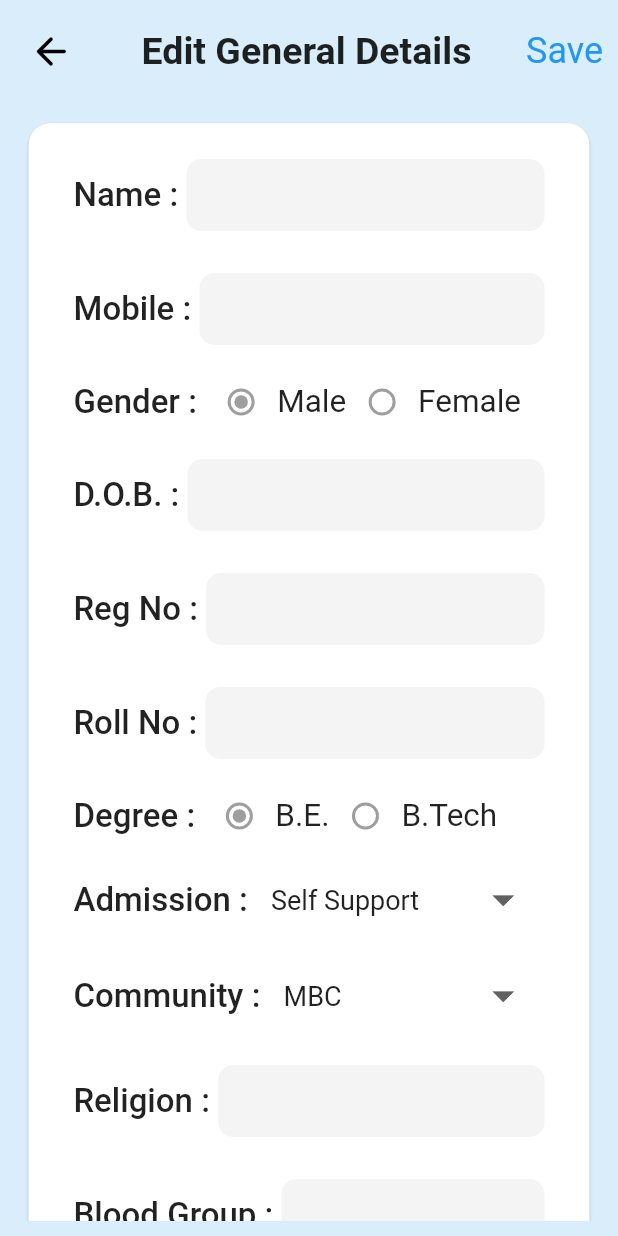
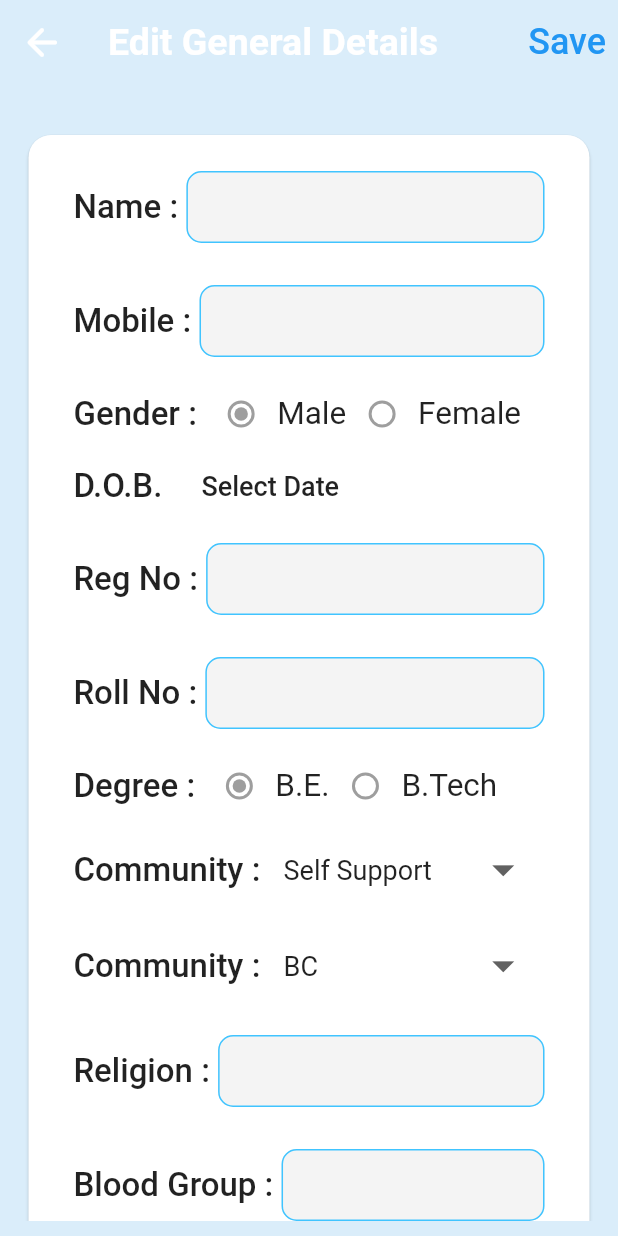
Before and after one commit to tcemectoffice/moment_flutter, a Flutter app: the GeneralDetails screen opened by its route, on a phone screen of 412 x 824 dp. Run offline on Flutter 3.47's test engine with Material 2 defaults, Android fonts, the light colour scheme and no system bars; our stand-ins replace curved_navigation_bar, dotted_border, file_picker, firebase_core, firebase_messaging, flutter_local_notifications and 1 more; accounts and stored records are empty.

Commit message:
added date piocker

```diff
--- /dev/null
+++ b/lib/components/common/date_picker.dart
@@ -0,0 +1,63 @@
+import 'package:flutter/material.dart';
+
+class Datepicker extends StatefulWidget {
+  final String fieldName;
+  const Datepicker({
+    Key? key,
+    required this.fieldName,
+  }) : super(key: key);
+
+  @override
+  _DatepickerState createState() => _DatepickerState();
+}
+
+class _DatepickerState extends State<Datepicker> {
+  DateTime? date;
+
+  String selectedDate() {
+    if (date == null) {
+      return "Select Date";
+    }
+    return "${date!.day}/${date!.month}/${date!.year}";
+  }
+
+  Future pickDate(BuildContext context) async {
+    final initialDate = DateTime.now();
+    final newDate = await showDatePicker(
+      context: context,
+      initialDate: initialDate,
+      firstDate: DateTime(1950),
+      lastDate: DateTime.now(),
+    );
+    if (newDate == null) {
+      return;
+    }
+    setState(() {
+      date = newDate;
+    });
+  }
+
+  @override
+  Widget build(BuildContext context) {
+    return Row(
+      children: [
+        Text(
+          widget.fieldName,
+          style: const TextStyle(fontSize: 22, fontWeight: FontWeight.w500),
+        ),
+        Padding(
+          padding: const EdgeInsets.only(left: 10),
+          child: MaterialButton(
+            child: Text(
+              selectedDate(),
+              style: const TextStyle(fontSize: 18),
+            ),
+            onPressed: () {
+              pickDate(context);
+            },
+          ),
+        ),
+      ],
+    );
+  }
+}
--- /dev/null
+++ b/lib/components/common/drop_down_menu-fields.dart
@@ -0,0 +1,67 @@
+import 'package:flutter/material.dart';
+
+class DropdownMenu extends StatefulWidget {
+  final List<String> items;
+  final String defVal;
+  const DropdownMenu({
+    Key? key,
+    required this.items,
+    required this.defVal,
+  }) : super(key: key);
+
+  @override
+  _DropdownMenuState createState() => _DropdownMenuState();
+}
+
+class _DropdownMenuState extends State<DropdownMenu> {
+  String dropDownVal = "";
+  @override
+  void initState() {
+    dropDownVal = widget.defVal;
+    super.initState();
+  }
+
+  @override
+  Widget build(BuildContext context) {
+    return Row(
+      children: [
+        const Text(
+          "Community : ",
+          style: TextStyle(fontSize: 22, fontWeight: FontWeight.w500),
+        ),
+        Expanded(
+          child: Container(
+            padding: const EdgeInsets.symmetric(horizontal: 10),
+            decoration: BoxDecoration(
+              // color: const Color(0XFFF6F6F6),
+              borderRadius: BorderRadius.circular(12),
+            ),
+            child: DropdownButtonHideUnderline(
+              child: DropdownButton(
+                iconSize: 35,
+                isExpanded: true,
+                value: dropDownVal,
+                items: widget.items.map<DropdownMenuItem<String>>(
+                  (String value) {
+                    return DropdownMenuItem<String>(
+                      child: Text(
+                        value,
+                        style: const TextStyle(fontSize: 18),
+                      ),
+                      value: value,
+                    );
+                  },
+                ).toList(),
+                onChanged: (String? newValue) {
+                  setState(() {
+                    dropDownVal = newValue!;
+                  });
+                },
+              ),
+            ),
+          ),
+        ),
+      ],
+    );
+  }
+}
--- a/lib/components/common/edit_bio_comps.dart
+++ /dev/null
@@ -1,200 +0,0 @@
-import 'package:flutter/material.dart';
-
-class Fields extends StatelessWidget {
-  final String fieldName;
-  final dynamic keyType;
-  final dynamic actionType;
-  const Fields({
-    Key? key,
-    required this.fieldName,
-    required this.keyType,
-    required this.actionType,
-  }) : super(key: key);
-
-  @override
-  Widget build(BuildContext context) {
-    return Padding(
-      padding: const EdgeInsets.symmetric(vertical: 14),
-      child: Row(
-        children: [
-          Text(
-            fieldName,
-            style: const TextStyle(fontSize: 22, fontWeight: FontWeight.w500),
-          ),
-          Expanded(
-            child: Container(
-              decoration:
-                  BoxDecoration(borderRadius: BorderRadius.circular(10)),
-              child: TextFormField(
-                minLines: 1,
-                maxLines: 20,
-                keyboardType: keyType,
-                textInputAction: actionType,
-              ),
-            ),
-          ),
-        ],
-      ),
-    );
-  }
-}
-
-class FieldsWithRadio extends StatelessWidget {
-  final String fieldName;
-  final String option1;
-  final String option2;
-
-  const FieldsWithRadio({
-    Key? key,
-    required this.fieldName,
-    required this.option1,
-    required this.option2,
-  }) : super(key: key);
-
-  @override
-  Widget build(BuildContext context) {
-    return Row(
-      children: [
-        Text(
-          fieldName,
-          style: const TextStyle(fontSize: 22, fontWeight: FontWeight.w500),
-        ),
-        const Radio(value: 1, groupValue: 1, onChanged: null),
-        Text(
-          option1,
-          style: const TextStyle(
-            fontSize: 21,
-            fontWeight: FontWeight.w400,
-          ),
-        ),
-        const Radio(value: 1, groupValue: 0, onChanged: null),
-        Text(
-          option2,
-          style: const TextStyle(
-            fontSize: 21,
-            fontWeight: FontWeight.w400,
-          ),
-        ),
-      ],
-    );
-  }
-}
-
-class DropDownForCommunity extends StatefulWidget {
-  const DropDownForCommunity({
-    Key? key,
-  }) : super(key: key);
-
-  @override
-  State<DropDownForCommunity> createState() => _DropDownForCommunityState();
-}
-
-String? value;
-
-class _DropDownForCommunityState extends State<DropDownForCommunity> {
-  List<String> items = ["MBC", "BC", "SC", "ST", "OC"];
-  String dropDownVal = "MBC";
-  @override
-  Widget build(BuildContext context) {
-    return Row(
-      children: [
-        const Text(
-          "Community : ",
-          style: TextStyle(fontSize: 22, fontWeight: FontWeight.w500),
-        ),
-        Expanded(
-          child: Container(
-            padding: const EdgeInsets.symmetric(horizontal: 10),
-            decoration: BoxDecoration(
-              // color: const Color(0XFFF6F6F6),
-              borderRadius: BorderRadius.circular(12),
-            ),
-            child: DropdownButtonHideUnderline(
-              child: DropdownButton(
-                iconSize: 35,
-                isExpanded: true,
-                value: dropDownVal,
-                items: items.map<DropdownMenuItem<String>>(
-                  (String value) {
-                    return DropdownMenuItem<String>(
-                      child: Text(
-                        value,
-                        style: const TextStyle(fontSize: 18),
-                      ),
-                      value: value,
-                    );
-                  },
-                ).toList(),
-                onChanged: (String? newValue) {
-                  setState(() {
-                    dropDownVal = newValue!;
-                  });
-                },
-              ),
-            ),
-          ),
-        ),
-      ],
-    );
-  }
-}
-
-class DropDownForAdmission extends StatefulWidget {
-  const DropDownForAdmission({Key? key}) : super(key: key);
-
-  @override
-  _DropDownForAdmissionState createState() => _DropDownForAdmissionState();
-}
-
-class _DropDownForAdmissionState extends State<DropDownForAdmission> {
-  List<String> items = [
-    "Aided",
-    "Self Support",
-    "Merit Management",
-    "Central Govt."
-  ];
-  String dropDownVal = "Self Support";
-  @override
-  Widget build(BuildContext context) {
-    return Row(
-      children: [
-        const Text(
-          "Admission : ",
-          style: TextStyle(fontSize: 22, fontWeight: FontWeight.w500),
-        ),
-        Expanded(
-          child: Container(
-            padding: const EdgeInsets.symmetric(horizontal: 10),
-            decoration: BoxDecoration(
-              // color: const Color(0XFFF6F6F6),
-              borderRadius: BorderRadius.circular(12),
-            ),
-            child: DropdownButtonHideUnderline(
-              child: DropdownButton(
-                iconSize: 35,
-                isExpanded: true,
-                value: dropDownVal,
-                items: items.map<DropdownMenuItem<String>>(
-                  (String value) {
-                    return DropdownMenuItem<String>(
-                      child: Text(
-                        value,
-                        style: const TextStyle(fontSize: 18),
-                      ),
-                      value: value,
-                    );
-                  },
-                ).toList(),
-                onChanged: (String? newValue) {
-                  setState(() {
-                    dropDownVal = newValue!;
-                  });
-                },
-              ),
-            ),
-          ),
-        ),
-      ],
-    );
-  }
-}
--- /dev/null
+++ b/lib/components/common/radio-field.dart
@@ -0,0 +1,42 @@
+import 'package:flutter/material.dart';
+
+class FieldsWithRadio extends StatelessWidget {
+  final String fieldName;
+  final String option1;
+  final String option2;
+
+  const FieldsWithRadio({
+    Key? key,
+    required this.fieldName,
+    required this.option1,
+    required this.option2,
+  }) : super(key: key);
+
+  @override
+  Widget build(BuildContext context) {
+    return Row(
+      children: [
+        Text(
+          fieldName,
+          style: const TextStyle(fontSize: 22, fontWeight: FontWeight.w500),
+        ),
+        const Radio(value: 1, groupValue: 1, onChanged: null),
+        Text(
+          option1,
+          style: const TextStyle(
+            fontSize: 21,
+            fontWeight: FontWeight.w400,
+          ),
+        ),
+        const Radio(value: 1, groupValue: 0, onChanged: null),
+        Text(
+          option2,
+          style: const TextStyle(
+            fontSize: 21,
+            fontWeight: FontWeight.w400,
+          ),
+        ),
+      ],
+    );
+  }
+}
--- /dev/null
+++ b/lib/components/common/text_field-field.dart
@@ -0,0 +1,40 @@
+import 'package:flutter/material.dart';
+import 'package:moment/models/constants.dart';
+
+class FieldsWithTextField extends StatelessWidget {
+  final String fieldName;
+  final dynamic keyType;
+  final dynamic actionType;
+  final int minLines;
+  const FieldsWithTextField({
+    Key? key,
+    required this.fieldName,
+    required this.keyType,
+    required this.actionType,
+    required this.minLines,
+  }) : super(key: key);
+
+  @override
+  Widget build(BuildContext context) {
+    return Padding(
+      padding: const EdgeInsets.symmetric(vertical: 14),
+      child: Row(
+        children: [
+          Text(
+            fieldName,
+            style: const TextStyle(fontSize: 22, fontWeight: FontWeight.w500),
+          ),
+          Expanded(
+            child: TextFormField(
+              minLines: minLines,
+              maxLines: 20,
+              keyboardType: keyType,
+              textInputAction: actionType,
+              decoration: textFieldDecoration(),
+            ),
+          ),
+        ],
+      ),
+    );
+  }
+}
--- a/lib/models/constants.dart
+++ b/lib/models/constants.dart
@@ -47,6 +47,23 @@ EdgeInsets? getScreenMargin(BuildContext context) {
 const String appLogoAssetURL = 'assets/images/app_logo.png';
 const String tceLogoAssetURL = 'assets/images/tce_logo.png';
 
+InputDecoration textFieldDecoration() {
+  return const InputDecoration(
+    contentPadding: EdgeInsets.symmetric(vertical: 10.0, horizontal: 20.0),
+    border: OutlineInputBorder(
+      borderRadius: BorderRadius.all(Radius.circular(10.0)),
+    ),
+    enabledBorder: OutlineInputBorder(
+      borderSide: BorderSide(color: Colors.lightBlueAccent, width: 1.0),
+      borderRadius: BorderRadius.all(Radius.circular(10.0)),
+    ),
+    focusedBorder: OutlineInputBorder(
+      borderSide: BorderSide(color: Colors.lightBlueAccent, width: 3.0),
+      borderRadius: BorderRadius.all(Radius.circular(10.0)),
+    ),
+  );
+}
+
 final InputBorder textFormFieldEnabledBorder = OutlineInputBorder(
   borderRadius: BorderRadius.circular(6.0),
   borderSide: const BorderSide(color: Colors.black),
@@ -68,7 +85,9 @@ const TextStyle settingsOptionStyle =
 ThemeData lightTheme = ThemeData.light().copyWith(
   primaryColor: Colors.blueGrey,
   indicatorColor: Colors.blueGrey,
-  appBarTheme: const AppBarTheme(backgroundColor: Colors.blueGrey),
+  appBarTheme: const AppBarTheme(
+    backgroundColor: Colors.blueGrey,
+  ),
   scaffoldBackgroundColor: const Color(0xFFDAEDFA),
   inputDecorationTheme: InputDecorationTheme(
     contentPadding: const EdgeInsets.symmetric(horizontal: 12.0, vertical: 3.0),
--- a/lib/screens/base/edit_bio_options_screen.dart
+++ b/lib/screens/base/edit_bio_options_screen.dart
@@ -12,13 +12,10 @@ class _EditBioOptionsState extends State<EditBioOptions> {
   Widget build(BuildContext context) {
     return SafeArea(
       child: Scaffold(
-        body: Padding(
-          padding: const EdgeInsets.symmetric(horizontal: 10, vertical: 20),
-          child: Column(
-            children: [
-              Row(
-                children: [
-                  IconButton(
+        appBar: AppBar(
+          backgroundColor: Colors.transparent,
+          elevation: 0,
+          leading: IconButton(
             icon: const Icon(
               IconData(
                 0xf572,
@@ -33,17 +30,19 @@ class _EditBioOptionsState extends State<EditBioOptions> {
               });
             },
           ),
-                  const Padding(
+          title: const Padding(
             padding: EdgeInsets.symmetric(horizontal: 15),
             child: Text(
               "Edit bio",
-                      style:
-                          TextStyle(fontSize: 28, fontWeight: FontWeight.w600),
+              style: TextStyle(fontSize: 28, fontWeight: FontWeight.w600),
             ),
-                  )
-                ],
           ),
-              const SizedBox(height: 10),
+        ),
+        body: Padding(
+          padding: const EdgeInsets.symmetric(horizontal: 10, vertical: 20),
+          child: Column(
+            children: [
+              // const SizedBox(height: 10),
               OptionsCard(
                 dp: "assets/images/tutor_ward.jpeg",
                 name: "General Details",
--- a/lib/screens/base/general_details_screen.dart
+++ b/lib/screens/base/general_details_screen.dart
@@ -1,6 +1,9 @@
 import 'package:flutter/material.dart';
 import 'package:moment/components/common/custom_scroll_settings.dart';
-import 'package:moment/components/common/edit_bio_comps.dart';
+import 'package:moment/components/common/drop_down_menu-fields.dart';
+import 'package:moment/components/common/text_field-field.dart';
+import 'package:moment/components/common/radio-field.dart';
+import 'package:moment/components/common/date_picker.dart';
 
 class GeneralDetails extends StatefulWidget {
   const GeneralDetails({Key? key}) : super(key: key);
@@ -14,16 +17,10 @@ class _GeneralDetailsState extends State<GeneralDetails> {
   Widget build(BuildContext context) {
     return SafeArea(
       child: Scaffold(
-        body: Padding(
-          padding: const EdgeInsets.symmetric(horizontal: 10, vertical: 10),
-          child: CustomScrollConfig(
-            child: SingleChildScrollView(
-              child: Column(
-                children: [
-                  Row(
-                    mainAxisAlignment: MainAxisAlignment.spaceBetween,
-                    children: [
-                      IconButton(
+        appBar: AppBar(
+          backgroundColor: Colors.transparent,
+          elevation: 0,
+          leading: IconButton(
             icon: const Icon(
               IconData(
                 0xf572,
@@ -33,22 +30,33 @@ class _GeneralDetailsState extends State<GeneralDetails> {
               size: 30,
             ),
             onPressed: () {
-                          setState(() {
+              setState(
+                () {
                   Navigator.pop(context);
-                          });
+                },
+              );
             },
           ),
-                      const Text(
+          title: const Text(
             "Edit General Details",
-                        style: TextStyle(
-                            fontSize: 25, fontWeight: FontWeight.w600),
+            style: TextStyle(fontSize: 25, fontWeight: FontWeight.w600),
           ),
-                      const Text(
+          actions: [
+            TextButton(
+              onPressed: () {},
+              child: const Text(
                 "Save",
                 style: TextStyle(color: Colors.blue, fontSize: 24),
-                      )
+              ),
+            ),
           ],
         ),
+        body: Padding(
+          padding: const EdgeInsets.symmetric(horizontal: 10, vertical: 10),
+          child: CustomScrollConfig(
+            child: SingleChildScrollView(
+              child: Column(
+                children: [
                   Padding(
                     padding:
                         const EdgeInsets.symmetric(horizontal: 5, vertical: 20),
@@ -61,34 +69,34 @@ class _GeneralDetailsState extends State<GeneralDetails> {
                         // height: 300,
                         child: Column(
                           children: const [
-                            Fields(
+                            FieldsWithTextField(
                               fieldName: "Name : ",
                               keyType: TextInputType.name,
                               actionType: TextInputAction.next,
+                              minLines: 1,
                             ),
-                            Fields(
+                            FieldsWithTextField(
                               fieldName: "Mobile : ",
                               keyType: TextInputType.number,
                               actionType: TextInputAction.next,
+                              minLines: 1,
                             ),
                             FieldsWithRadio(
                                 fieldName: "Gender : ",
                                 option1: "Male",
                                 option2: "Female"),
-                            Fields(
-                              fieldName: "D.O.B. : ",
-                              keyType: TextInputType.text,
-                              actionType: TextInputAction.next,
-                            ),
-                            Fields(
+                            Datepicker(fieldName: "D.O.B."),
+                            FieldsWithTextField(
                               fieldName: "Reg No : ",
                               keyType: TextInputType.text,
                               actionType: TextInputAction.next,
+                              minLines: 1,
                             ),
-                            Fields(
+                            FieldsWithTextField(
                               fieldName: "Roll No : ",
                               keyType: TextInputType.text,
                               actionType: TextInputAction.next,
+                              minLines: 1,
                             ),
                             FieldsWithRadio(
                               fieldName: "Degree : ",
@@ -97,26 +105,40 @@ class _GeneralDetailsState extends State<GeneralDetails> {
                             ),
                             Padding(
                               padding: EdgeInsets.symmetric(vertical: 8),
-                              child: DropDownForAdmission(),
+                              child: DropdownMenu(
+                                items: [
+                                  "Aided",
+                                  "Self Support",
+                                  "Merit Management",
+                                  "Central Govt."
+                                ],
+                                defVal: "Self Support",
+                              ),
                             ),
                             Padding(
                               padding: EdgeInsets.symmetric(vertical: 8),
-                              child: DropDownForCommunity(),
+                              child: DropdownMenu(
+                                items: ["MBC", "BC", "SC", "ST", "OC"],
+                                defVal: "BC",
                               ),
-                            Fields(
+                            ),
+                            FieldsWithTextField(
                               fieldName: "Religion : ",
                               keyType: TextInputType.text,
                               actionType: TextInputAction.next,
+                              minLines: 1,
                             ),
-                            Fields(
+                            FieldsWithTextField(
                               fieldName: "Blood Group : ",
                               keyType: TextInputType.text,
                               actionType: TextInputAction.next,
+                              minLines: 1,
                             ),
-                            Fields(
+                            FieldsWithTextField(
                               fieldName: "Address : ",
                               keyType: TextInputType.streetAddress,
                               actionType: TextInputAction.done,
+                              minLines: 5,
                             ),
                           ],
                         ),
```
Lines whose indentation alone changed are shown as unchanged.
